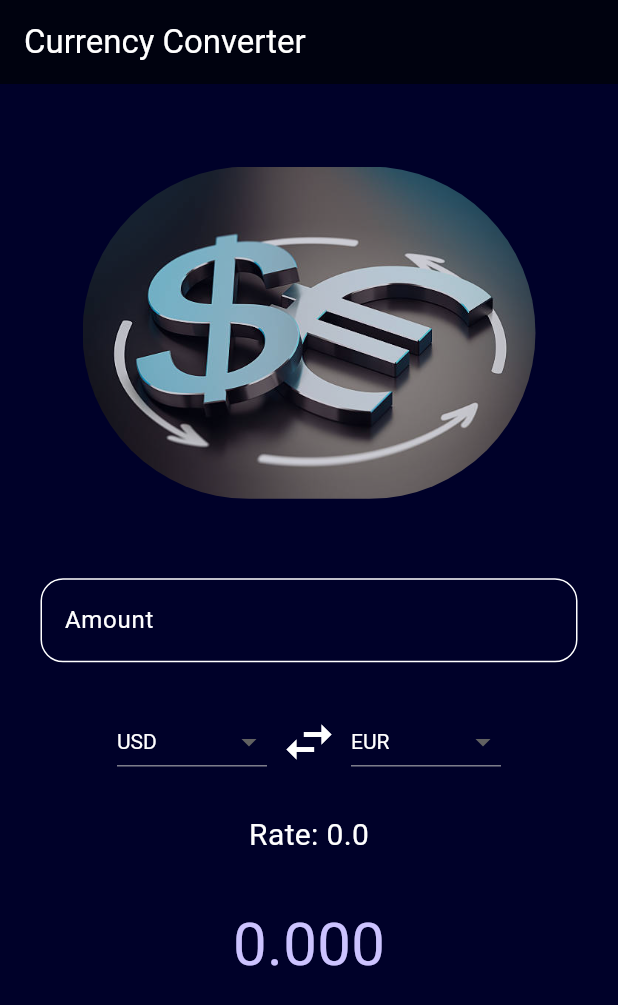
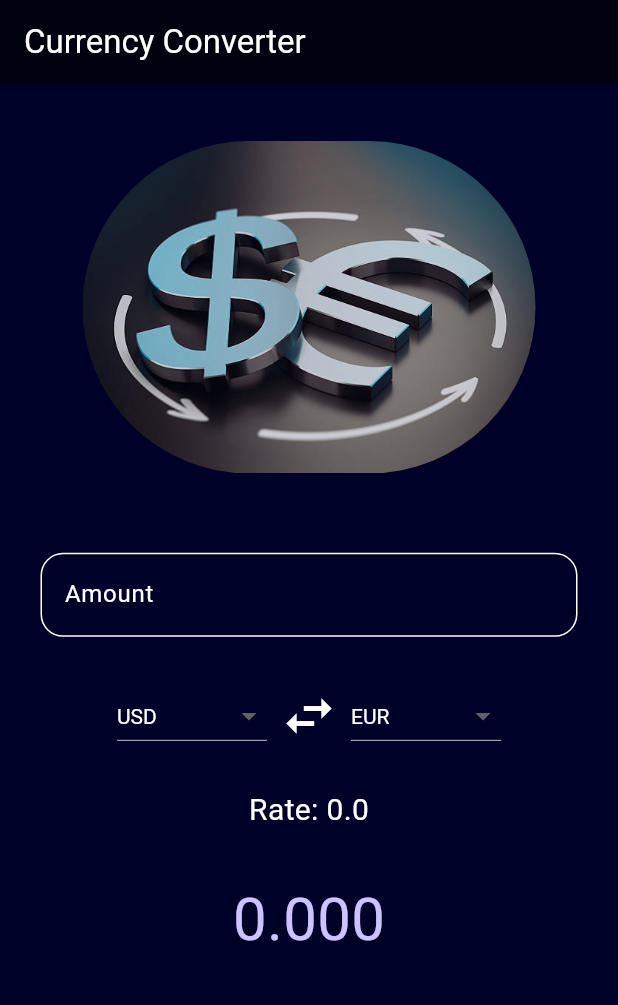
Before and after one commit to dshryn/currency-converter, a Flutter app: the screen it shows after launch, on a phone screen of 412 x 824 dp. Shown: the top 1005 px of the screen. Run offline on Flutter 3.47's test engine with Material 3 defaults, Android fonts, the light colour scheme and no system bars; network calls fail; statements that could not run were skipped.

Commit message:
view and apk release fixed

```diff
--- a/lib/widgets/home.dart
+++ b/lib/widgets/home.dart
@@ -68,7 +68,7 @@ class _CurrencyConverterAppState extends State<CurrencyConverterApp> {
           backgroundColor: const Color.fromARGB(255, 0, 2, 15),
         ),
         body: Padding(
-          padding: const EdgeInsets.all(17),
+          padding: const EdgeInsets.only(bottom: 17, left: 17, right: 17),
           child: SingleChildScrollView(
             child: Column(
               children: [
```
Also changed, not shown: pubspec.lock, 3 other files.
